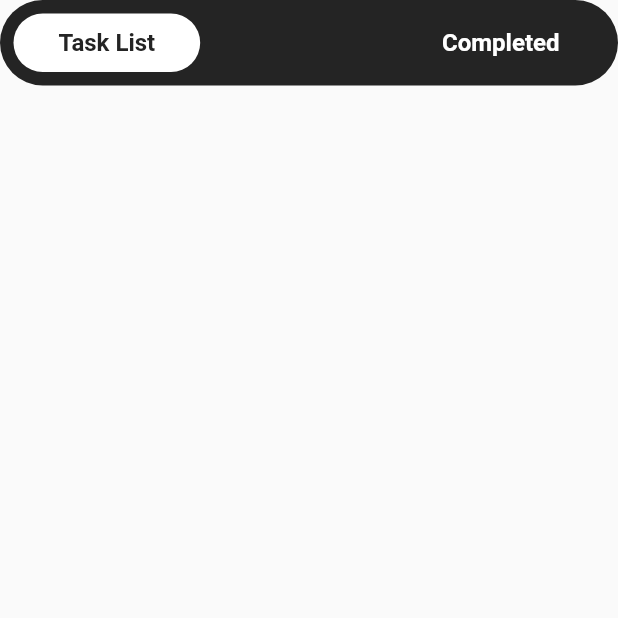
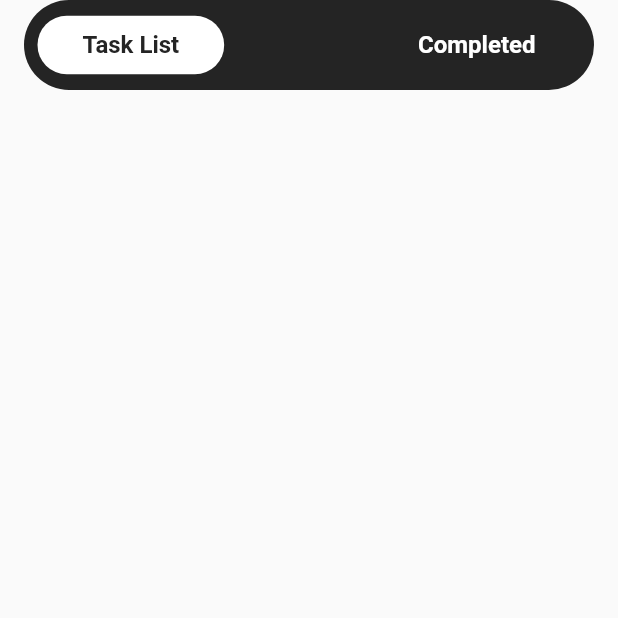
Before and after one commit to Beisenbayev/task-tracker-app, a Flutter app: the screen it shows after launch, on a phone screen of 412 x 824 dp, the top half of it. Run offline on Flutter 3.47's test engine with Material 2 defaults, Android fonts, the phone set to English and light mode, and no system bars; our stand-ins replace flutter_slidable, hive, hive_flutter; accounts and stored records are empty; Roboto replaces fonts that are missing (Helvetica).

Commit message:
tap-bar widget refactoring

```diff
--- a/lib/core/widgets/tap_bar_widget.dart
+++ b/lib/core/widgets/tap_bar_widget.dart
@@ -1,5 +1,6 @@
 import 'package:flutter/material.dart';
 import 'package:collection/collection.dart';
+import 'package:to_do_app/core/consts/padding_consts.dart';
 import 'package:to_do_app/core/theme/colors_theme.dart';
 
 class TapBarWidget extends StatelessWidget {
@@ -16,8 +17,13 @@ class TapBarWidget extends StatelessWidget {
 
   @override
   Widget build(BuildContext context) {
-    return Container(
+    return Padding(
+      padding: const EdgeInsets.symmetric(
+        horizontal: PaddingConsts.horizontal,
+      ),
+      child: Container(
         width: double.infinity,
+        height: 60,
         padding: const EdgeInsets.all(9),
         decoration: BoxDecoration(
           color: const Color(0xff242424),
@@ -34,6 +40,7 @@ class TapBarWidget extends StatelessWidget {
               onTap: onTap,
             );
           }).toList(),
+        ),
       ),
     );
   }
@@ -74,8 +81,7 @@ class _TapBarWidgetItem extends StatelessWidget {
               fontFamily: 'Helvetica',
               fontWeight: FontWeight.bold,
               fontSize: 16,
-            height: 1.2
-          ),
+              height: 1.2),
         ),
       ),
       onTap: () => onTap(index),
```
Lines whose indentation alone changed are shown as unchanged.
